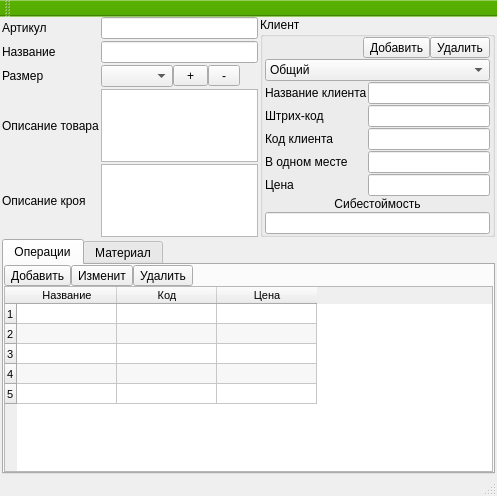
The window that ui/article.ui (Meller008/CRM-Avi) describes before a commit, drawn with Qt 5.
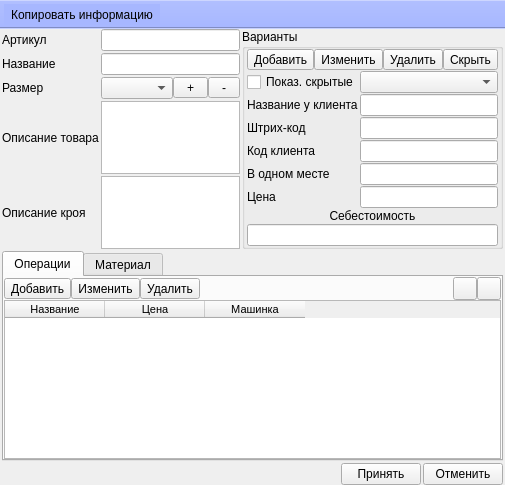
The same window after the commit. The open tabs and pages were chosen to show the change.

Patch:
```diff
--- a/ui/article.ui
+++ b/ui/article.ui
@@ -6,15 +6,15 @@
    <rect>
     <x>0</x>
     <y>0</y>
-    <width>497</width>
-    <height>496</height>
+    <width>496</width>
+    <height>485</height>
    </rect>
   </property>
   <property name="windowTitle">
    <string>Товар</string>
   </property>
   <widget class="QWidget" name="centralwidget">
-   <layout class="QGridLayout" name="gridLayout" rowstretch="0,0,0,1,1,9" columnstretch="0,2,3">
+   <layout class="QGridLayout" name="gridLayout" rowstretch="1,1,1,1,1,15,1" columnstretch="1,2,3">
     <property name="leftMargin">
      <number>2</number>
     </property>
@@ -30,10 +30,27 @@
     <property name="spacing">
      <number>2</number>
     </property>
+    <item row="4" column="0">
+     <widget class="QLabel" name="label_6">
+      <property name="text">
+       <string>Описание кроя</string>
+      </property>
+     </widget>
+    </item>
+    <item row="1" column="0">
+     <widget class="QLabel" name="label_2">
+      <property name="text">
+       <string>Название</string>
+      </property>
+     </widget>
+    </item>
     <item row="5" column="0" colspan="3">
      <layout class="QVBoxLayout" name="verticalLayout">
       <item>
-       <widget class="QTabWidget" name="tabWidget">
+       <widget class="QTabWidget" name="tab_widget">
+        <property name="enabled">
+         <bool>true</bool>
+        </property>
         <property name="currentIndex">
          <number>0</number>
         </property>
@@ -72,7 +89,7 @@
             <item>
              <widget class="QToolButton" name="toolButton_3">
               <property name="text">
-               <string>Изменит</string>
+               <string>Изменить</string>
               </property>
              </widget>
             </item>
@@ -96,6 +113,20 @@
               </property>
              </spacer>
             </item>
+            <item>
+             <widget class="QToolButton" name="pb_up">
+              <property name="text">
+               <string/>
+              </property>
+             </widget>
+            </item>
+            <item>
+             <widget class="QToolButton" name="pb_down">
+              <property name="text">
+               <string/>
+              </property>
+             </widget>
+            </item>
            </layout>
           </item>
           <item row="1" column="0" colspan="2">
@@ -115,8 +146,20 @@
             <property name="selectionBehavior">
              <enum>QAbstractItemView::SelectRows</enum>
             </property>
+            <attribute name="horizontalHeaderCascadingSectionResizes">
+             <bool>false</bool>
+            </attribute>
+            <attribute name="horizontalHeaderHighlightSections">
+             <bool>true</bool>
+            </attribute>
+            <attribute name="horizontalHeaderShowSortIndicator" stdset="0">
+             <bool>false</bool>
+            </attribute>
+            <attribute name="horizontalHeaderStretchLastSection">
+             <bool>false</bool>
+            </attribute>
             <attribute name="verticalHeaderVisible">
-             <bool>true</bool>
+             <bool>false</bool>
             </attribute>
             <attribute name="verticalHeaderDefaultSectionSize">
              <number>20</number>
@@ -124,51 +167,27 @@
             <attribute name="verticalHeaderMinimumSectionSize">
              <number>18</number>
             </attribute>
-            <row>
-             <property name="text">
-              <string>1</string>
-             </property>
-            </row>
-            <row>
-             <property name="text">
-              <string>2</string>
-             </property>
-            </row>
-            <row>
-             <property name="text">
-              <string>3</string>
-             </property>
-            </row>
-            <row>
-             <property name="text">
-              <string>4</string>
-             </property>
-            </row>
-            <row>
-             <property name="text">
-              <string>5</string>
-             </property>
-            </row>
+            <attribute name="verticalHeaderShowSortIndicator" stdset="0">
+             <bool>false</bool>
+            </attribute>
+            <attribute name="verticalHeaderStretchLastSection">
+             <bool>false</bool>
+            </attribute>
             <column>
              <property name="text">
               <string>Название</string>
              </property>
             </column>
-            <column>
-             <property name="text">
-              <string>Код</string>
-             </property>
-            </column>
             <column>
              <property name="text">
               <string>Цена</string>
              </property>
             </column>
-            <item row="0" column="0">
+            <column>
              <property name="text">
-              <string/>
+              <string>Машинка</string>
              </property>
-            </item>
+            </column>
            </widget>
           </item>
          </layout>
@@ -264,7 +283,14 @@
             <item>
              <widget class="QToolButton" name="toolButton_4">
               <property name="text">
-               <string>Добавить</string>
+               <string>Добавить ткань</string>
+              </property>
+             </widget>
+            </item>
+            <item>
+             <widget class="QToolButton" name="toolButton_8">
+              <property name="text">
+               <string>Добавить аксесуар</string>
               </property>
              </widget>
             </item>
@@ -303,44 +329,18 @@
       </item>
      </layout>
     </item>
-    <item row="1" column="0">
-     <widget class="QLabel" name="label_2">
-      <property name="text">
-       <string>Название</string>
-      </property>
-     </widget>
-    </item>
-    <item row="4" column="0">
-     <widget class="QLabel" name="label_6">
-      <property name="text">
-       <string>Описание кроя</string>
-      </property>
-     </widget>
-    </item>
-    <item row="3" column="1">
-     <widget class="QPlainTextEdit" name="plainTextEdit">
-      <property name="enabled">
-       <bool>true</bool>
-      </property>
-     </widget>
-    </item>
     <item row="0" column="1">
      <widget class="QLineEdit" name="lineEdit"/>
     </item>
-    <item row="2" column="0">
-     <widget class="QLabel" name="label_3">
-      <property name="text">
-       <string>Размер</string>
+    <item row="3" column="1">
+     <widget class="QPlainTextEdit" name="pe_product_note">
+      <property name="enabled">
+       <bool>true</bool>
       </property>
-     </widget>
-    </item>
-    <item row="1" column="1">
-     <widget class="QLineEdit" name="lineEdit_2"/>
-    </item>
-    <item row="3" column="0">
-     <widget class="QLabel" name="label_5">
-      <property name="text">
-       <string>Описание товара</string>
+      <property name="font">
+       <font>
+        <family>Tahoma</family>
+       </font>
       </property>
      </widget>
     </item>
@@ -351,17 +351,79 @@
       </property>
      </widget>
     </item>
+    <item row="1" column="1">
+     <widget class="QLineEdit" name="le_name"/>
+    </item>
     <item row="4" column="1">
      <widget class="QPlainTextEdit" name="plainTextEdit_2">
       <property name="enabled">
        <bool>true</bool>
       </property>
+      <property name="font">
+       <font>
+        <family>Tahoma</family>
+       </font>
+      </property>
      </widget>
     </item>
+    <item row="3" column="0">
+     <widget class="QLabel" name="label_5">
+      <property name="text">
+       <string>Описание товара</string>
+      </property>
+     </widget>
+    </item>
+    <item row="2" column="0">
+     <widget class="QLabel" name="label_3">
+      <property name="text">
+       <string>Размер</string>
+      </property>
+     </widget>
+    </item>
+    <item row="2" column="1">
+     <layout class="QHBoxLayout" name="horizontalLayout_4">
+      <property name="spacing">
+       <number>0</number>
+      </property>
+      <item>
+       <widget class="QComboBox" name="cb_size"/>
+      </item>
+      <item>
+       <widget class="QToolButton" name="toolButton_10">
+        <property name="text">
+         <string>  +  </string>
+        </property>
+       </widget>
+      </item>
+      <item>
+       <widget class="QToolButton" name="toolButton_9">
+        <property name="text">
+         <string>  -  </string>
+        </property>
+       </widget>
+      </item>
+      <item>
+       <spacer name="horizontalSpacer_4">
+        <property name="orientation">
+         <enum>Qt::Horizontal</enum>
+        </property>
+        <property name="sizeHint" stdset="0">
+         <size>
+          <width>40</width>
+          <height>20</height>
+         </size>
+        </property>
+       </spacer>
+      </item>
+     </layout>
+    </item>
     <item row="0" column="2" rowspan="5">
-     <widget class="QGroupBox" name="groupBox">
+     <widget class="QGroupBox" name="gb_parametrs">
+      <property name="enabled">
+       <bool>true</bool>
+      </property>
       <property name="title">
-       <string>Клиент</string>
+       <string>Варианты</string>
       </property>
       <property name="flat">
        <bool>false</bool>
@@ -445,41 +507,17 @@
        <item row="10" column="0" colspan="2">
         <widget class="QLabel" name="label_11">
          <property name="text">
-          <string>&lt;html&gt;&lt;head/&gt;&lt;body&gt;&lt;p align=&quot;center&quot;&gt;Сибестоймость&lt;/p&gt;&lt;/body&gt;&lt;/html&gt;</string>
+          <string>&lt;html&gt;&lt;head/&gt;&lt;body&gt;&lt;p align=&quot;center&quot;&gt;Себестоимость&lt;/p&gt;&lt;/body&gt;&lt;/html&gt;</string>
          </property>
         </widget>
        </item>
-       <item row="1" column="0" colspan="2">
-        <widget class="QComboBox" name="comboBox">
-         <item>
-          <property name="text">
-           <string>Общий</string>
-          </property>
-         </item>
-         <item>
-          <property name="text">
-           <string>Ашан</string>
-          </property>
-         </item>
-         <item>
-          <property name="text">
-           <string>Сималенд</string>
-          </property>
-         </item>
-         <item>
-          <property name="text">
-           <string>Супер дорого</string>
-          </property>
-         </item>
-        </widget>
-       </item>
        <item row="3" column="1">
         <widget class="QLineEdit" name="lineEdit_8"/>
        </item>
        <item row="3" column="0">
         <widget class="QLabel" name="label_10">
          <property name="text">
-          <string>Название клиента</string>
+          <string>Название у клиента</string>
          </property>
         </widget>
        </item>
@@ -501,52 +539,63 @@
            </property>
           </spacer>
          </item>
-         <item>
-          <widget class="QToolButton" name="toolButton_8">
-           <property name="text">
-            <string>Добавить</string>
-           </property>
-          </widget>
-         </item>
          <item>
           <widget class="QToolButton" name="toolButton_7">
            <property name="text">
+            <string>Добавить</string>
+           </property>
+          </widget>
+         </item>
+         <item>
+          <widget class="QToolButton" name="toolButton_11">
+           <property name="text">
+            <string>Изменить</string>
+           </property>
+          </widget>
+         </item>
+         <item>
+          <widget class="QToolButton" name="pb_dell_param">
+           <property name="text">
             <string>Удалить</string>
            </property>
           </widget>
          </item>
+         <item>
+          <widget class="QToolButton" name="pb_show_param">
+           <property name="text">
+            <string>Скрыть</string>
+           </property>
+          </widget>
+         </item>
         </layout>
        </item>
        <item row="11" column="0" colspan="2">
-        <widget class="QLineEdit" name="lineEdit_9"/>
+        <widget class="QLineEdit" name="le_cost_price">
+         <property name="enabled">
+          <bool>true</bool>
+         </property>
+         <property name="readOnly">
+          <bool>true</bool>
+         </property>
+        </widget>
+       </item>
+       <item row="1" column="1">
+        <widget class="QComboBox" name="cb_parametrs"/>
+       </item>
+       <item row="1" column="0">
+        <widget class="QCheckBox" name="cb_show">
+         <property name="text">
+          <string>Показ. скрытые</string>
+         </property>
+        </widget>
        </item>
       </layout>
      </widget>
     </item>
-    <item row="2" column="1">
-     <layout class="QHBoxLayout" name="horizontalLayout_4">
-      <property name="spacing">
-       <number>0</number>
-      </property>
+    <item row="6" column="0" colspan="3">
+     <layout class="QHBoxLayout" name="horizontalLayout_6">
       <item>
-       <widget class="QComboBox" name="comboBox_2"/>
-      </item>
-      <item>
-       <widget class="QToolButton" name="toolButton_10">
-        <property name="text">
-         <string>  +  </string>
-        </property>
-       </widget>
-      </item>
-      <item>
-       <widget class="QToolButton" name="toolButton_9">
-        <property name="text">
-         <string>  -  </string>
-        </property>
-       </widget>
-      </item>
-      <item>
-       <spacer name="horizontalSpacer_4">
+       <spacer name="horizontalSpacer_5">
         <property name="orientation">
          <enum>Qt::Horizontal</enum>
         </property>
@@ -558,17 +607,34 @@
         </property>
        </spacer>
       </item>
+      <item>
+       <widget class="QPushButton" name="pb_acc">
+        <property name="text">
+         <string>Принять</string>
+        </property>
+       </widget>
+      </item>
+      <item>
+       <widget class="QPushButton" name="pushButton_2">
+        <property name="text">
+         <string>Отменить</string>
+        </property>
+       </widget>
+      </item>
      </layout>
     </item>
    </layout>
   </widget>
-  <widget class="QStatusBar" name="statusbar"/>
   <widget class="QToolBar" name="toolBar">
    <property name="windowTitle">
     <string>toolBar</string>
    </property>
    <property name="styleSheet">
-    <string notr="true">background-color: rgb(85, 170, 0);</string>
+    <string notr="true">background-color: rgb(167, 183, 255);
+font: 8pt &quot;Tahoma&quot;;</string>
+   </property>
+   <property name="movable">
+    <bool>false</bool>
    </property>
    <attribute name="toolBarArea">
     <enum>TopToolBarArea</enum>
@@ -576,7 +642,13 @@
    <attribute name="toolBarBreak">
     <bool>false</bool>
    </attribute>
+   <addaction name="pb_copy"/>
   </widget>
+  <action name="pb_copy">
+   <property name="text">
+    <string>Копировать информацию</string>
+   </property>
+  </action>
  </widget>
  <resources/>
  <connections/>
```
Left out of the diff: 776 changed lines with no effect on the pictures.
